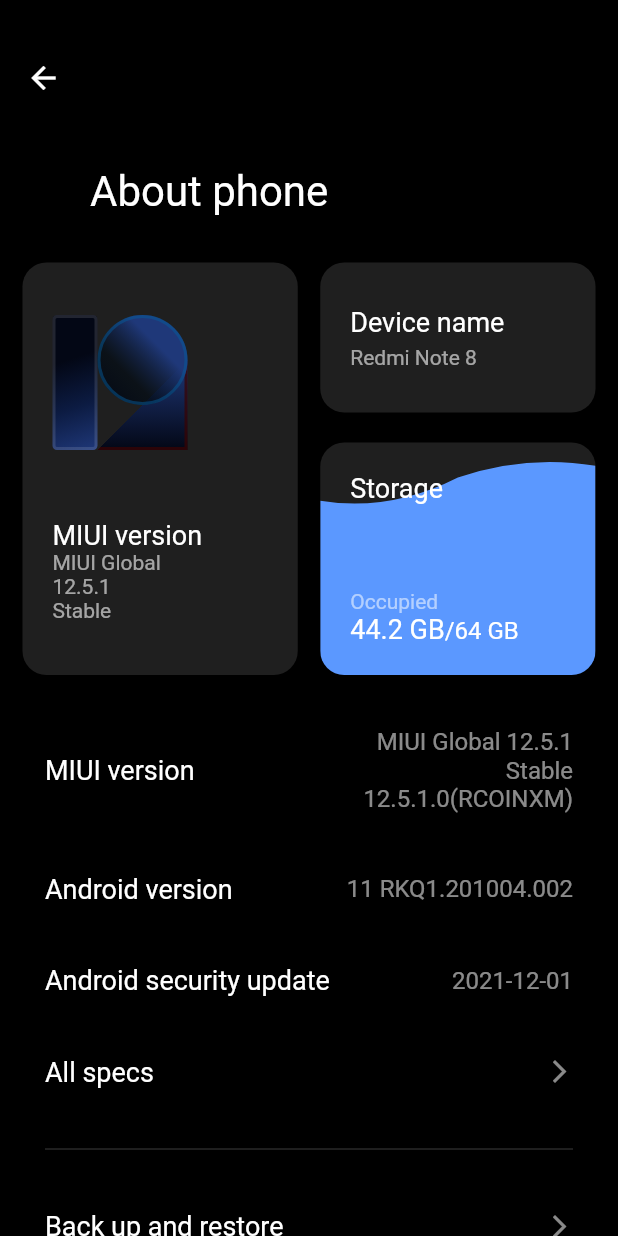
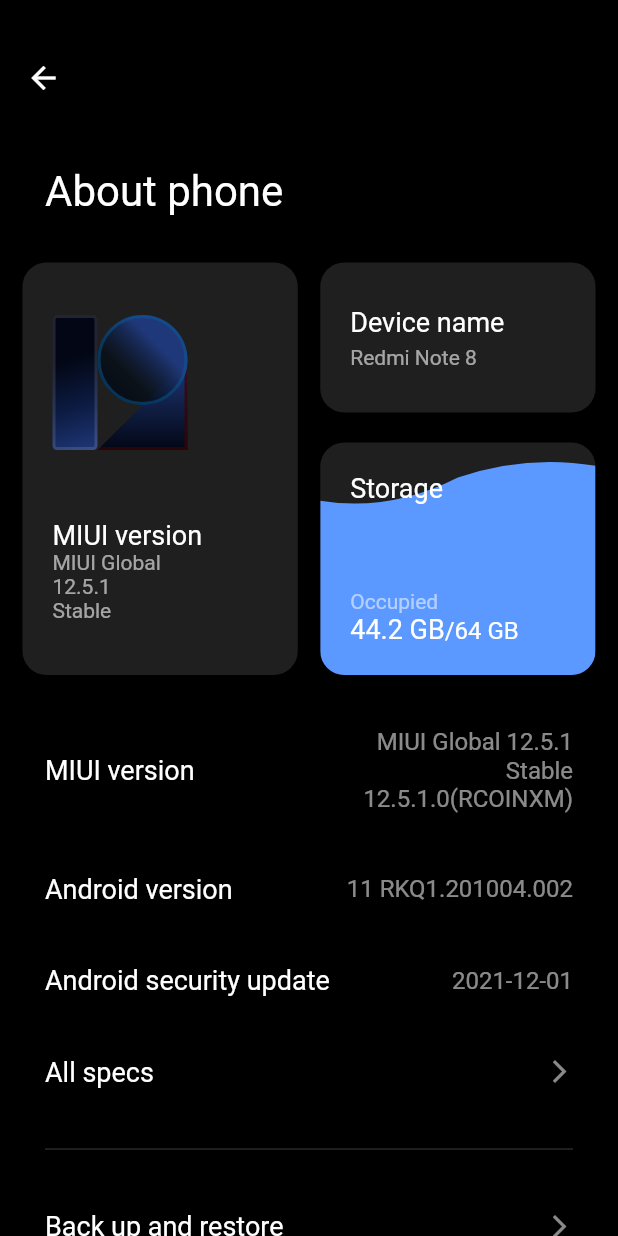
Before and after one commit to itheamc/mi_about_page_flutter_app, a Flutter app: the screen it shows after launch, on a phone screen of 412 x 824 dp. Run offline on Flutter 3.47's test engine with Material 2 defaults, Android fonts, the phone set to English and light mode, and no system bars; our stand-ins replace google_fonts.

Commit message:
Minor Changes

```diff
--- a/lib/delegate/persistent_header.dart
+++ b/lib/delegate/persistent_header.dart
@@ -24,8 +24,10 @@ class APersistentHeader extends SliverPersistentHeaderDelegate {
           Align(
             alignment: Alignment.bottomLeft,
             child: Padding(
-              padding:
+              padding: EdgeInsets.lerp(
+                  const EdgeInsets.symmetric(vertical: 16.0, horizontal: 30.0),
                   const EdgeInsets.symmetric(vertical: 16.0, horizontal: 60.0),
+                  progress) ?? const EdgeInsets.symmetric(vertical: 16.0, horizontal: 60.0),
               child: Text(
                 "About phone",
                 style: TextStyle.lerp(
@@ -37,7 +39,7 @@ class APersistentHeader extends SliverPersistentHeaderDelegate {
                         fontSize: 18.0,
                         fontWeight: FontWeight.normal,
                         color: Colors.white),
-                    shrinkOffset / maxExtent),
+                    progress),
               ),
             ),
           )
--- a/lib/main.dart
+++ b/lib/main.dart
@@ -13,6 +13,7 @@ class MyApp extends StatelessWidget {
     return const MaterialApp(
       title: "Mi About Page",
       home: AboutScreen(),
+      debugShowCheckedModeBanner: false,
     );
   }
 }
```
